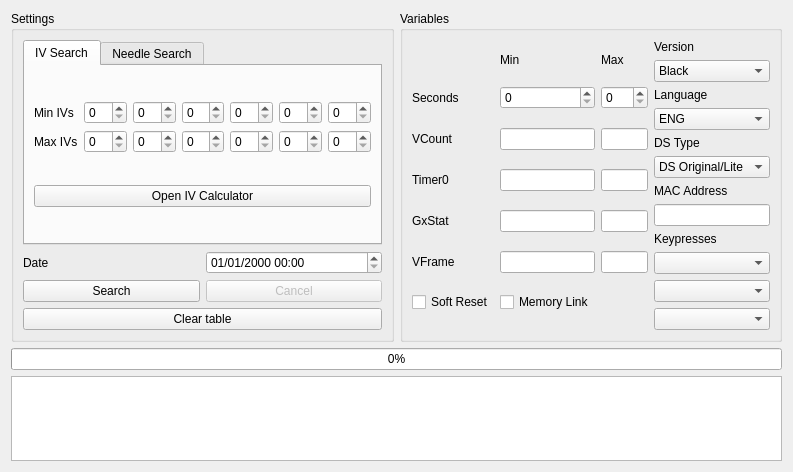
This is Forms/Gen5/Profile/ProfileCalibrator5.ui in Admiral-Fish/PokeFinder as Qt 5 draws it before an edit. The edited form follows.
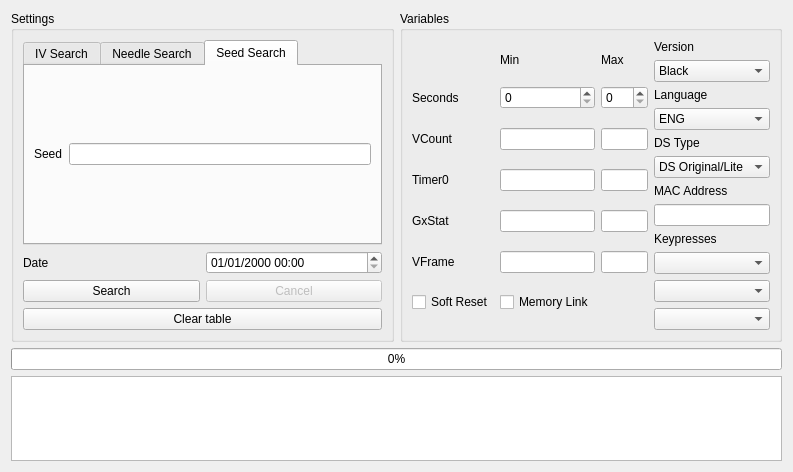
This is the edited form. The open tabs and pages were chosen to show the change. Custom widgets are drawn as their Qt base class.

Commit message: Seed search

What changed in the file:
```diff
--- a/Forms/Gen5/Profile/ProfileCalibrator5.ui
+++ b/Forms/Gen5/Profile/ProfileCalibrator5.ui
@@ -568,6 +568,23 @@
           </item>
          </layout>
         </widget>
+        <widget class="QWidget" name="tabSeed">
+         <attribute name="title">
+          <string>Seed Search</string>
+         </attribute>
+         <layout class="QGridLayout" name="gridLayout_11">
+          <item row="0" column="0">
+           <widget class="QLabel" name="labelSeed">
+            <property name="text">
+             <string>Seed</string>
+            </property>
+           </widget>
+          </item>
+          <item row="0" column="1">
+           <widget class="TextBox" name="textBoxSeed"/>
+          </item>
+         </layout>
+        </widget>
        </widget>
       </item>
      </layout>
```
Left out of the diff: 1 changed line with no effect on the pictures. The commit also changes 3 other files.
